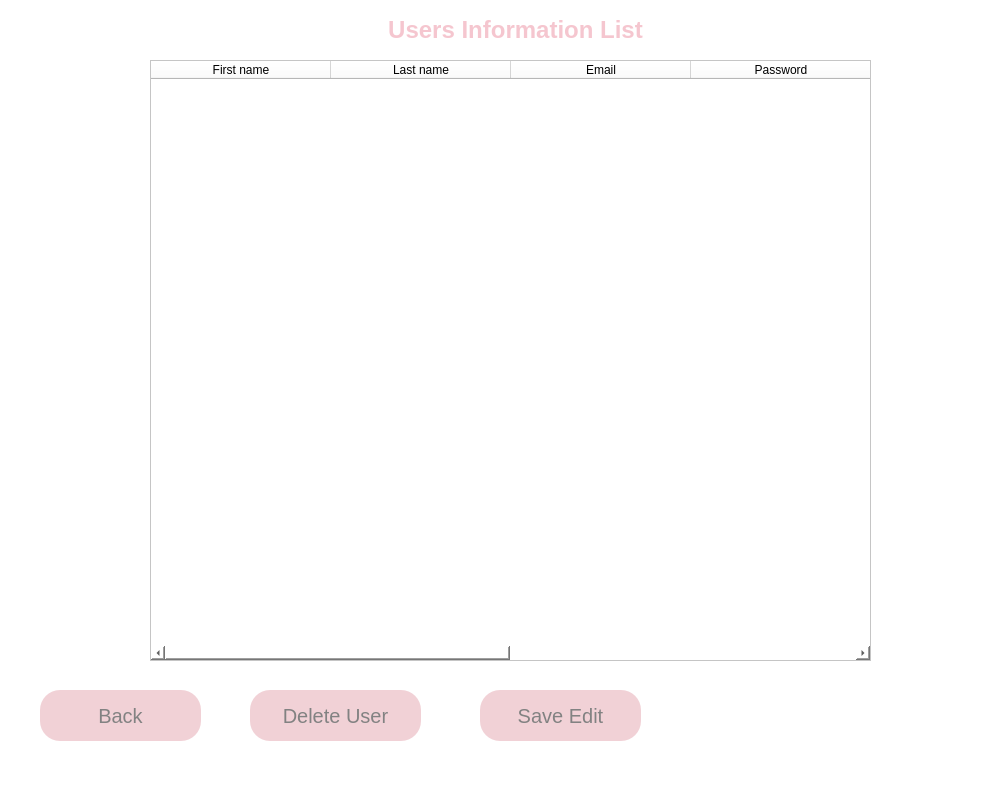
Above: ui/users_list.ui from vidagharavian/cloud_service before the change. Below: the same form after it.
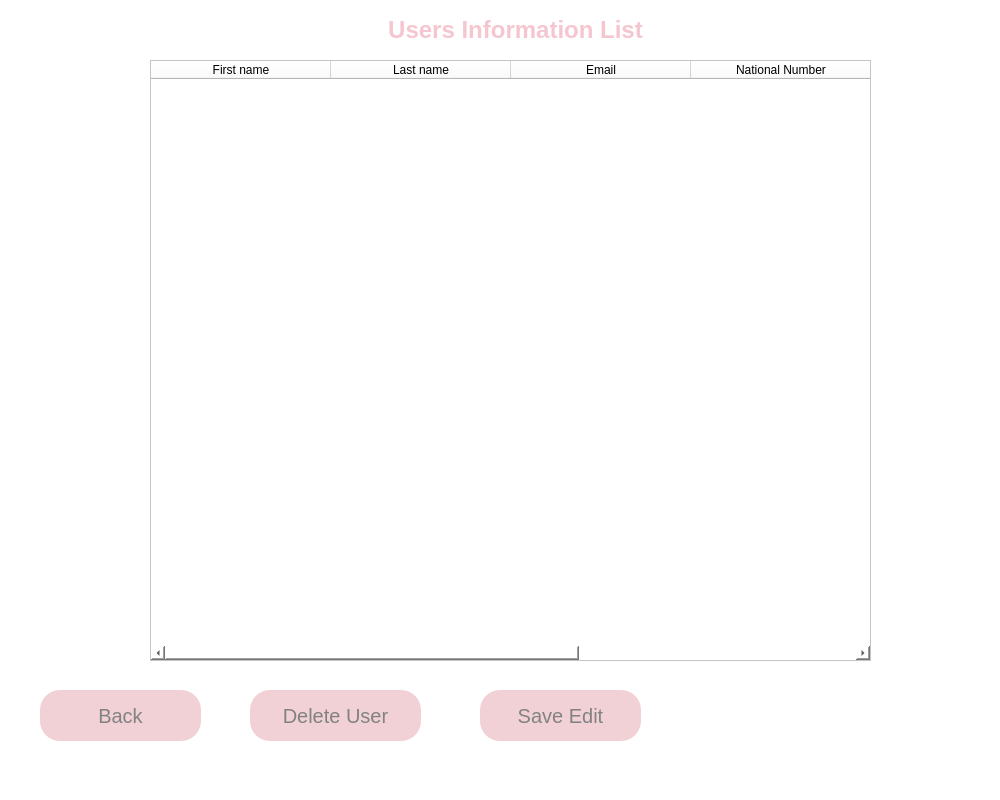
That is the form after the change.

Patch:
```diff
--- a/ui/users_list.ui
+++ b/ui/users_list.ui
@@ -173,11 +173,6 @@
       <string>Email</string>
      </property>
     </column>
-    <column>
-     <property name="text">
-      <string>Password</string>
-     </property>
-    </column>
     <column>
      <property name="text">
       <string>National Number</string>
```
